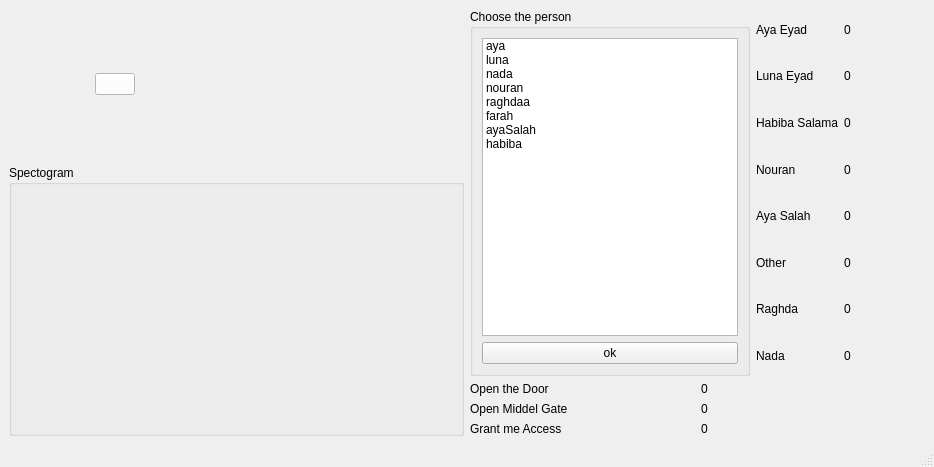
The window that UI/UI.ui (HabibaSroor/Security_Voice_Code_Access) describes before a commit, drawn with Qt 5.
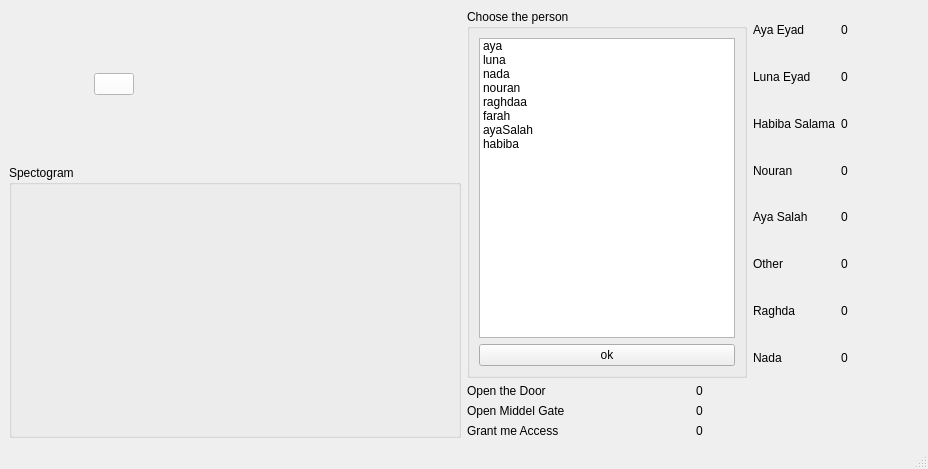
The same window after the commit. Icons and pictures are not drawn.

```diff
--- a/UI/UI.ui
+++ b/UI/UI.ui
@@ -6,8 +6,8 @@
    <rect>
     <x>0</x>
     <y>0</y>
-    <width>934</width>
-    <height>467</height>
+    <width>928</width>
+    <height>469</height>
    </rect>
   </property>
   <property name="windowTitle">
```
Left out of the diff: 2 changed lines with no effect on the pictures.
